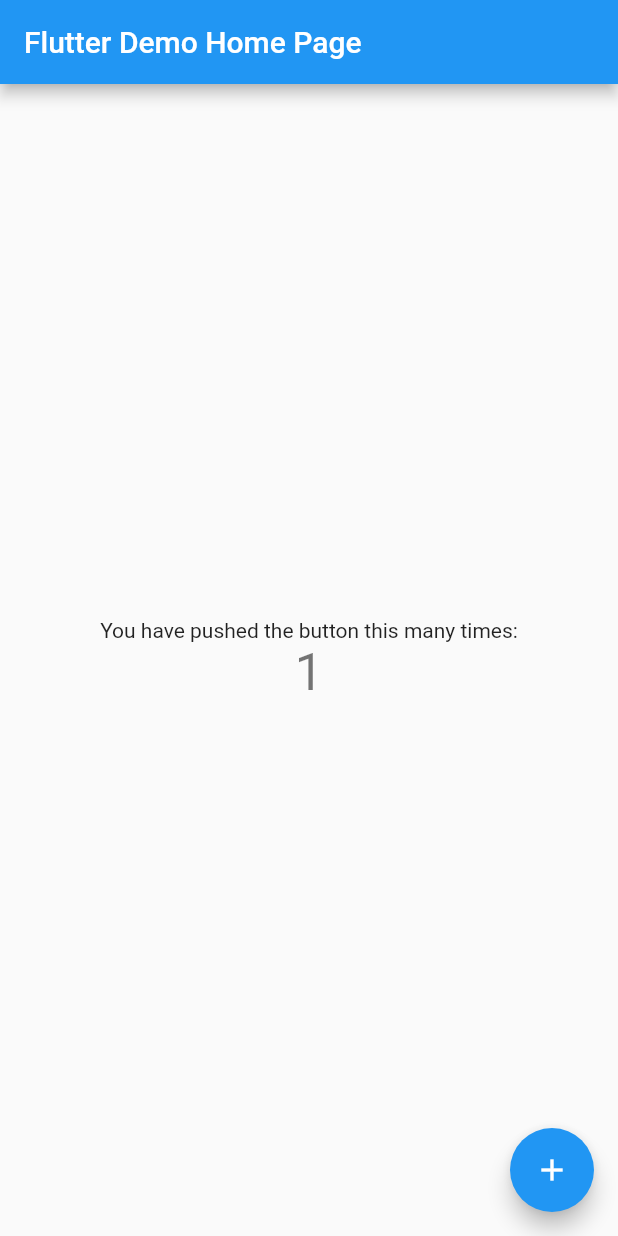
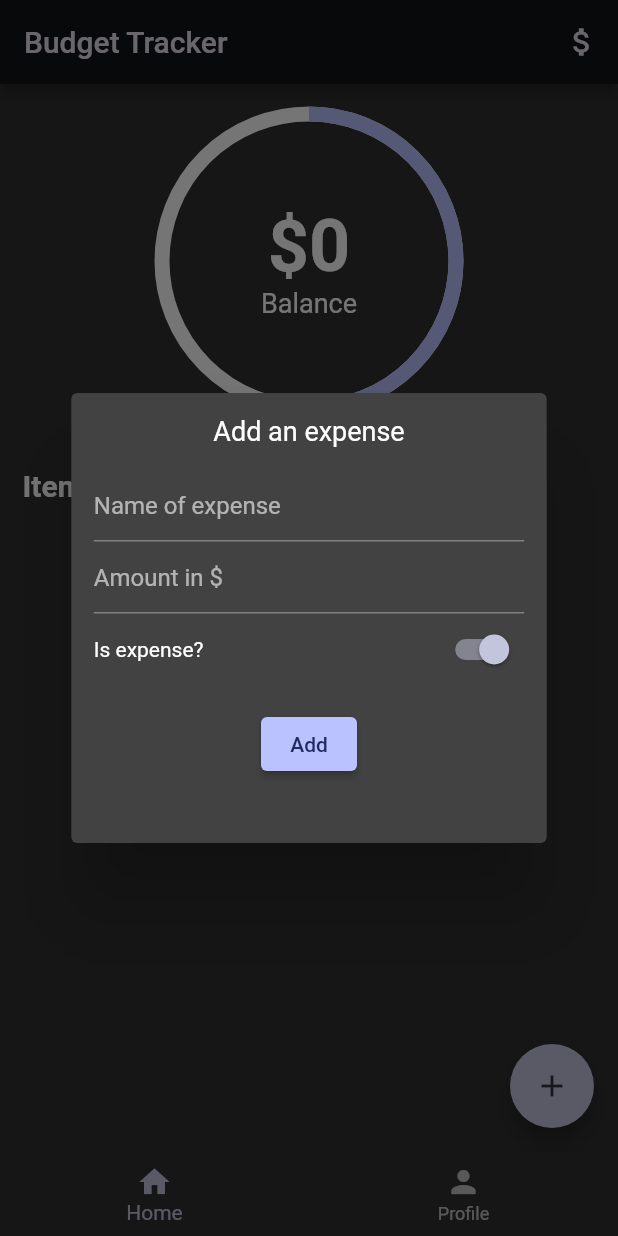
Before and after one commit to Danilz-2706/Flutter_budget_tracker_app, a Flutter app: the screen it shows after launch, after a tap on the "add" icon, on a phone screen of 412 x 824 dp. Run offline on Flutter 3.47's test engine with Material 2 defaults, Android fonts, the light colour scheme and no system bars; drawn by our look-alikes of percent_indicator.

Commit message:
basic UI

```diff
--- a/lib/main.dart
+++ b/lib/main.dart
@@ -1,3 +1,4 @@
+import 'package:budget_tracker_app/navigate/home.dart';
 import 'package:flutter/material.dart';
 
 void main() {
@@ -12,104 +13,12 @@
   Widget build(BuildContext context) {
     return MaterialApp(
       title: 'Flutter Demo',
+      debugShowCheckedModeBanner: false,
       theme: ThemeData(
-        // This is the theme of your application.
-        //
-        // Try running your application with "flutter run". You'll see the
-        // application has a blue toolbar. Then, without quitting the app, try
-        // changing the primarySwatch below to Colors.green and then invoke
-        // "hot reload" (press "r" in the console where you ran "flutter run",
-        // or simply save your changes to "hot reload" in a Flutter IDE).
-        // Notice that the counter didn't reset back to zero; the application
-        // is not restarted.
-        primarySwatch: Colors.blue,
+        colorScheme: ColorScheme.fromSeed(
+            seedColor: Colors.indigo, brightness: Brightness.dark),
       ),
-      home: const MyHomePage(title: 'Flutter Demo Home Page'),
+      home: const Home(),
     );
   }
 }
-
-class MyHomePage extends StatefulWidget {
-  const MyHomePage({Key? key, required this.title}) : super(key: key);
-
-  // This widget is the home page of your application. It is stateful, meaning
-  // that it has a State object (defined below) that contains fields that affect
-  // how it looks.
-
-  // This class is the configuration for the state. It holds the values (in this
-  // case the title) provided by the parent (in this case the App widget) and
-  // used by the build method of the State. Fields in a Widget subclass are
-  // always marked "final".
-
-  final String title;
-
-  @override
-  State<MyHomePage> createState() => _MyHomePageState();
-}
-
-class _MyHomePageState extends State<MyHomePage> {
-  int _counter = 0;
-
-  void _incrementCounter() {
-    setState(() {
-      // This call to setState tells the Flutter framework that something has
-      // changed in this State, which causes it to rerun the build method below
-      // so that the display can reflect the updated values. If we changed
-      // _counter without calling setState(), then the build method would not be
-      // called again, and so nothing would appear to happen.
-      _counter++;
-    });
-  }
-
-  @override
-  Widget build(BuildContext context) {
-    // This method is rerun every time setState is called, for instance as done
-    // by the _incrementCounter method above.
-    //
-    // The Flutter framework has been optimized to make rerunning build methods
-    // fast, so that you can just rebuild anything that needs updating rather
-    // than having to individually change instances of widgets.
-    return Scaffold(
-      appBar: AppBar(
-        // Here we take the value from the MyHomePage object that was created by
-        // the App.build method, and use it to set our appbar title.
-        title: Text(widget.title),
-      ),
-      body: Center(
-        // Center is a layout widget. It takes a single child and positions it
-        // in the middle of the parent.
-        child: Column(
-          // Column is also a layout widget. It takes a list of children and
-          // arranges them vertically. By default, it sizes itself to fit its
-          // children horizontally, and tries to be as tall as its parent.
-          //
-          // Invoke "debug painting" (press "p" in the console, choose the
-          // "Toggle Debug Paint" action from the Flutter Inspector in Android
-          // Studio, or the "Toggle Debug Paint" command in Visual Studio Code)
-          // to see the wireframe for each widget.
-          //
-          // Column has various properties to control how it sizes itself and
-          // how it positions its children. Here we use mainAxisAlignment to
-          // center the children vertically; the main axis here is the vertical
-          // axis because Columns are vertical (the cross axis would be
-          // horizontal).
-          mainAxisAlignment: MainAxisAlignment.center,
-          children: <Widget>[
-            const Text(
-              'You have pushed the button this many times:',
-            ),
-            Text(
-              '$_counter',
-              style: Theme.of(context).textTheme.headline4,
-            ),
-          ],
-        ),
-      ),
-      floatingActionButton: FloatingActionButton(
-        onPressed: _incrementCounter,
-        tooltip: 'Increment',
-        child: const Icon(Icons.add),
-      ), // This trailing comma makes auto-formatting nicer for build methods.
-    );
-  }
-}
--- /dev/null
+++ b/lib/model/transaction_item.dart
@@ -0,0 +1,7 @@
+class TransactionItem {
+  String itemTitle;
+  double amount;
+  bool isExpense;
+  TransactionItem(
+      {required this.amount, required this.itemTitle, this.isExpense = true});
+}
--- /dev/null
+++ b/lib/navigate/home.dart
@@ -0,0 +1,57 @@
+import 'package:budget_tracker_app/navigate/components/add_budget_dialog.dart';
+import 'package:budget_tracker_app/pages/home/home_page.dart';
+import 'package:budget_tracker_app/pages/profile/profile_page.dart';
+import 'package:flutter/material.dart';
+
+class Home extends StatefulWidget {
+  const Home({Key? key}) : super(key: key);
+
+  @override
+  State<Home> createState() => _HomeState();
+}
+
+class _HomeState extends State<Home> {
+  List<BottomNavigationBarItem> bottomNavItems = const [
+    BottomNavigationBarItem(icon: Icon(Icons.home), label: "Home"),
+    BottomNavigationBarItem(icon: Icon(Icons.person), label: "Profile"),
+  ];
+
+  List<Widget> pages = const [
+    HomePage(),
+    ProfilePage(),
+  ];
+
+  int _currentPageIndex = 0;
+
+  @override
+  Widget build(BuildContext context) {
+    return Scaffold(
+      appBar: AppBar(
+        title: const Text("Budget Tracker"),
+        actions: [
+          IconButton(
+              onPressed: () {
+                showDialog(
+                    context: context,
+                    builder: (context) {
+                      return AddBudgetDialog(
+                        budgetToAdd: (budget) {},
+                      );
+                    });
+              },
+              icon: const Icon(Icons.attach_money))
+        ],
+      ),
+      body: pages[_currentPageIndex],
+      bottomNavigationBar: BottomNavigationBar(
+        currentIndex: _currentPageIndex,
+        items: bottomNavItems,
+        onTap: (index) {
+          setState(() {
+            _currentPageIndex = index;
+          });
+        },
+      ),
+    );
+  }
+}
--- /dev/null
+++ b/lib/pages/home/components/add_transaction_dialog.dart
@@ -0,0 +1,82 @@
+import 'package:budget_tracker_app/model/transaction_item.dart';
+import 'package:flutter/material.dart';
+import 'package:flutter/services.dart';
+
+class AddTransactionDialog extends StatefulWidget {
+  final Function(TransactionItem) itemToAdd;
+  const AddTransactionDialog({required this.itemToAdd, Key? key})
+      : super(key: key);
+
+  @override
+  State<AddTransactionDialog> createState() => _AddTransactionDialogState();
+}
+
+class _AddTransactionDialogState extends State<AddTransactionDialog> {
+  final TextEditingController itemTitleController = TextEditingController();
+  final TextEditingController amountController = TextEditingController();
+
+  bool _isExpenseController = true;
+  @override
+  Widget build(BuildContext context) {
+    return Dialog(
+      child: SizedBox(
+        width: MediaQuery.of(context).size.width / 1.3,
+        height: 300,
+        child: Padding(
+          padding: const EdgeInsets.all(15.0),
+          child: Column(
+            children: [
+              const Text(
+                "Add an expense",
+                style: TextStyle(fontSize: 18),
+              ),
+              const SizedBox(
+                height: 15,
+              ),
+              TextField(
+                controller: itemTitleController,
+                decoration: const InputDecoration(hintText: "Name of expense"),
+              ),
+              TextField(
+                controller: amountController,
+                keyboardType: TextInputType.number,
+                inputFormatters: <TextInputFormatter>[
+                  FilteringTextInputFormatter.digitsOnly
+                ],
+                decoration: const InputDecoration(hintText: "Amount in \$"),
+              ),
+              Row(
+                mainAxisAlignment: MainAxisAlignment.spaceBetween,
+                children: [
+                  const Text("Is expense?"),
+                  Switch.adaptive(
+                      value: _isExpenseController,
+                      onChanged: (b) {
+                        setState(() {
+                          _isExpenseController = b;
+                        });
+                      })
+                ],
+              ),
+              const SizedBox(
+                height: 15,
+              ),
+              ElevatedButton(
+                  onPressed: () {
+                    if (amountController.text.isNotEmpty &&
+                        itemTitleController.text.isNotEmpty) {
+                      widget.itemToAdd(TransactionItem(
+                          amount: double.parse(amountController.text),
+                          itemTitle: itemTitleController.text,
+                          isExpense: _isExpenseController));
+                      Navigator.pop(context);
+                    }
+                  },
+                  child: const Text("Add"))
+            ],
+          ),
+        ),
+      ),
+    );
+  }
+}
--- /dev/null
+++ b/lib/pages/home/components/circular_percent.dart
@@ -0,0 +1,38 @@
+import 'package:flutter/material.dart';
+import 'package:percent_indicator/circular_percent_indicator.dart';
+
+class CircularPercent extends StatelessWidget {
+  const CircularPercent({
+    Key? key,
+    required this.screenSize,
+  }) : super(key: key);
+
+  final Size screenSize;
+
+  @override
+  Widget build(BuildContext context) {
+    return Align(
+      alignment: Alignment.topCenter,
+      child: CircularPercentIndicator(
+        radius: screenSize.width / 2,
+        lineWidth: 10.0,
+        percent: .5,
+        backgroundColor: Colors.white,
+        center: Column(
+          mainAxisSize: MainAxisSize.min,
+          children: const [
+            Text(
+              "\$0",
+              style: TextStyle(fontSize: 48, fontWeight: FontWeight.bold),
+            ),
+            Text(
+              "Balance",
+              style: TextStyle(fontSize: 18),
+            ),
+          ],
+        ),
+        progressColor: Theme.of(context).colorScheme.primary,
+      ),
+    );
+  }
+}
--- /dev/null
+++ b/lib/pages/home/home_page.dart
@@ -0,0 +1,68 @@
+import 'package:budget_tracker_app/model/transaction_item.dart';
+import 'package:budget_tracker_app/pages/home/components/add_transaction_dialog.dart';
+import 'package:budget_tracker_app/pages/home/components/circular_percent.dart';
+import 'package:budget_tracker_app/pages/home/components/transaction_card.dart';
+import 'package:flutter/material.dart';
+
+class HomePage extends StatefulWidget {
+  const HomePage({Key? key}) : super(key: key);
+
+  @override
+  State<HomePage> createState() => _HomePageState();
+}
+
+class _HomePageState extends State<HomePage> {
+  List<TransactionItem> items = [];
+
+  @override
+  Widget build(BuildContext context) {
+    final screenSize = MediaQuery.of(context).size;
+    return Scaffold(
+      floatingActionButton: FloatingActionButton(
+        onPressed: () {
+          showDialog(
+              context: context,
+              builder: (context) {
+                return AddTransactionDialog(
+                  itemToAdd: (transactionItem) {
+                    setState(() {
+                      items.add(transactionItem);
+                    });
+                  },
+                );
+              });
+        },
+        child: const Icon(Icons.add),
+      ),
+      body: SingleChildScrollView(
+        child: Padding(
+          padding: const EdgeInsets.all(15.0),
+          child: SizedBox(
+            width: screenSize.width,
+            child: Column(
+              crossAxisAlignment: CrossAxisAlignment.start,
+              children: [
+                CircularPercent(screenSize: screenSize),
+                const SizedBox(
+                  height: 35,
+                ),
+                const Text(
+                  "Items",
+                  style: TextStyle(fontSize: 20, fontWeight: FontWeight.bold),
+                ),
+                const SizedBox(
+                  height: 10,
+                ),
+                ...List.generate(
+                    items.length,
+                    (index) => TransactionCard(
+                          item: items[index],
+                        )),
+              ],
+            ),
+          ),
+        ),
+      ),
+    );
+  }
+}
```
Also changed, not shown: lib/navigate/components/add_budget_dialog.dart (added, +59 -0 lines), lib/pages/home/components/transaction_card.dart (added, +45 -0 lines), lib/pages/profile/profile_page.dart (added, +12 -0 lines), pubspec.yaml (+4 -12 lines), pubspec.lock.
